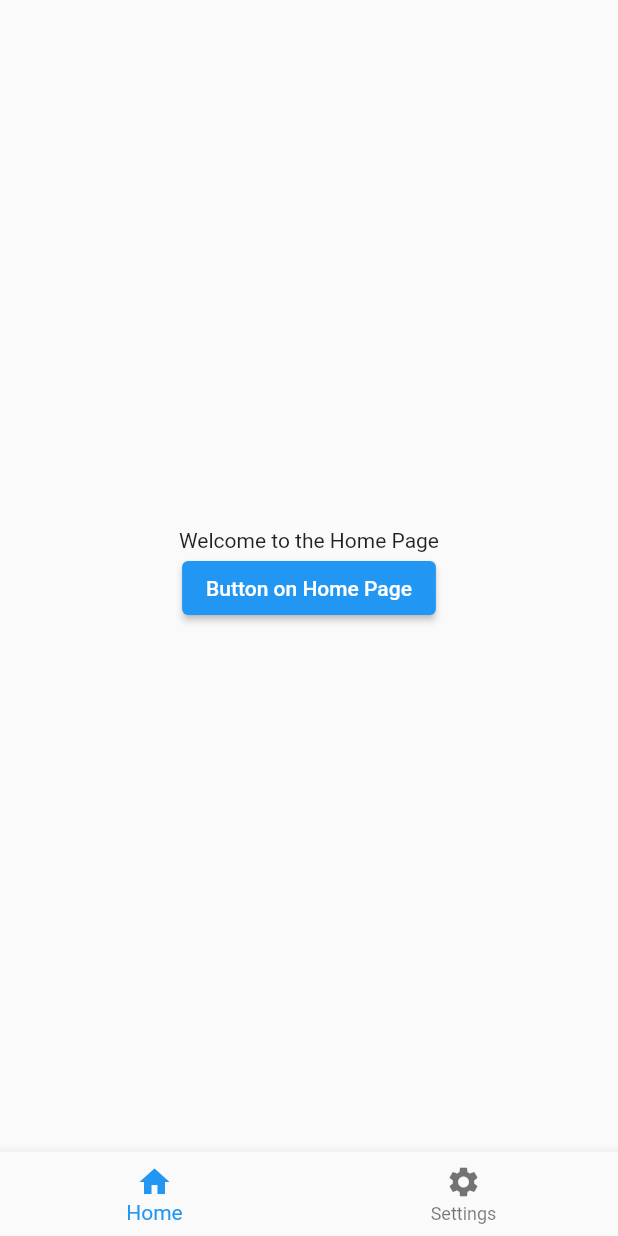
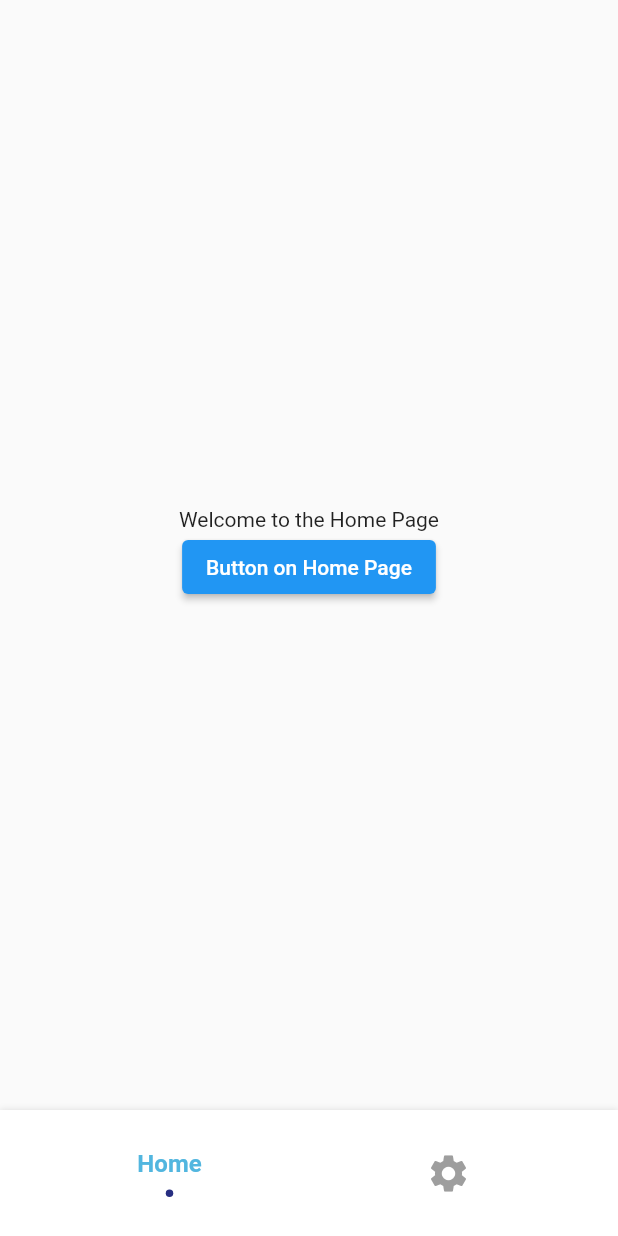
Before and after one commit to kareem2002-k/ClassMate, a Flutter app: the screen it shows once a user with an empty profile is signed in, on a phone screen of 412 x 824 dp. Run offline on Flutter 3.47's test engine with Material 2 defaults, Android fonts, the light colour scheme and no system bars; drawn by our look-alikes of flashy_tab_bar2; our stand-ins replace cloud_firestore, curved_navigation_bar, firebase_auth, firebase_core; accounts and stored records are empty.

Commit message:
Place Holder Navbottom

```diff
--- a/lib/pages/HomePage.dart
+++ b/lib/pages/HomePage.dart
@@ -4,6 +4,7 @@ import 'package:firebase_auth/firebase_auth.dart';
 import 'package:class_mate/pages/LoginPage.dart';
 import 'ProfilePage.dart';
 import 'SettingsPage.dart';
+import 'package:flashy_tab_bar2/flashy_tab_bar2.dart';
 
 class HomePage extends StatefulWidget {
   @override
@@ -15,7 +16,7 @@ class _HomePageState extends State<HomePage> {
 
   final List<Widget> _pages = [
     HomePageContent(), // Your original home page content
-    SettingsPage(), // Add your SettingsPage here
+    const SettingsPage(), // Add your SettingsPage here
   ];
 
   @override
@@ -27,28 +28,56 @@ class _HomePageState extends State<HomePage> {
           final User? user = snapshot.data;
           if (user == null) {
             // Handle case where user is null (not authenticated)
-            return LoginPage();
+            return const LoginPage();
           } else {
             return Scaffold(
               body: _pages[_selectedIndex], // Show the selected page content
-              bottomNavigationBar: BottomNavigationBar(
-                items: const <BottomNavigationBarItem>[
-                  BottomNavigationBarItem(
-                    icon: Icon(Icons.home),
-                    label: 'Home',
+              bottomNavigationBar: FlashyTabBar(
+                selectedIndex: _selectedIndex,
+                onItemSelected: _onItemTapped,
+                items: [
+                  FlashyTabBarItem(
+                    icon: const Icon(
+                      Icons.home,
+                      size: 30, // Adjust the size as needed
+                      color: Colors.grey, // Adjust the color as needed
+                    ),
+                    title: const Text(
+                      'Home',
+                      style: TextStyle(
+                        fontSize: 16, // Adjust the font size as needed
+                        fontWeight:
+                            FontWeight.bold, // Adjust the font weight as needed
+                        color: Color(
+                            0xFF52B6DF), // Adjust the text color as needed
+                      ),
+                    ),
                   ),
-                  BottomNavigationBarItem(
-                    icon: Icon(Icons.settings),
-                    label: 'Settings',
+                  FlashyTabBarItem(
+                    icon: const Icon(
+                      Icons.settings,
+                      size: 30, // Adjust the size as needed
+                      color: Colors.grey, // Adjust the color as needed
+                    ),
+                    title: const Text(
+                      'Settings',
+                      style: TextStyle(
+                        fontSize: 16, // Adjust the font size as needed
+                        fontWeight:
+                            FontWeight.bold, // Adjust the font weight as needed
+                        color: Color(
+                            0xFF52B6DF), // Adjust the text color as needed
+                      ),
+                    ),
                   ),
                 ],
-                currentIndex: _selectedIndex,
-                onTap: _onItemTapped,
+                animationDuration: const Duration(milliseconds: 200),
+                animationCurve: Curves.easeInExpo,
               ),
             );
           }
         } else {
-          return Scaffold(
+          return const Scaffold(
             body: Center(
               child: CircularProgressIndicator(),
             ),
@@ -73,12 +102,12 @@ class HomePageContent extends StatelessWidget {
       child: Column(
         mainAxisAlignment: MainAxisAlignment.center,
         children: [
-          Text('Welcome to the Home Page'),
+          const Text('Welcome to the Home Page'),
           ElevatedButton(
             onPressed: () {
               // Do something when a button is pressed on the home page
             },
-            child: Text('Button on Home Page'),
+            child: const Text('Button on Home Page'),
           ),
         ],
       ),
--- a/pubspec.yaml
+++ b/pubspec.yaml
@@ -41,6 +41,8 @@ dependencies:
   flutter_typeahead: ^4.7.0
   cloud_firestore: ^4.9.1
   curved_navigation_bar: ^1.0.3
+  sliding_clipped_nav_bar: ^3.1.0+4
+  flashy_tab_bar2: ^0.0.6
 
 dev_dependencies:
   flutter_test:
```
